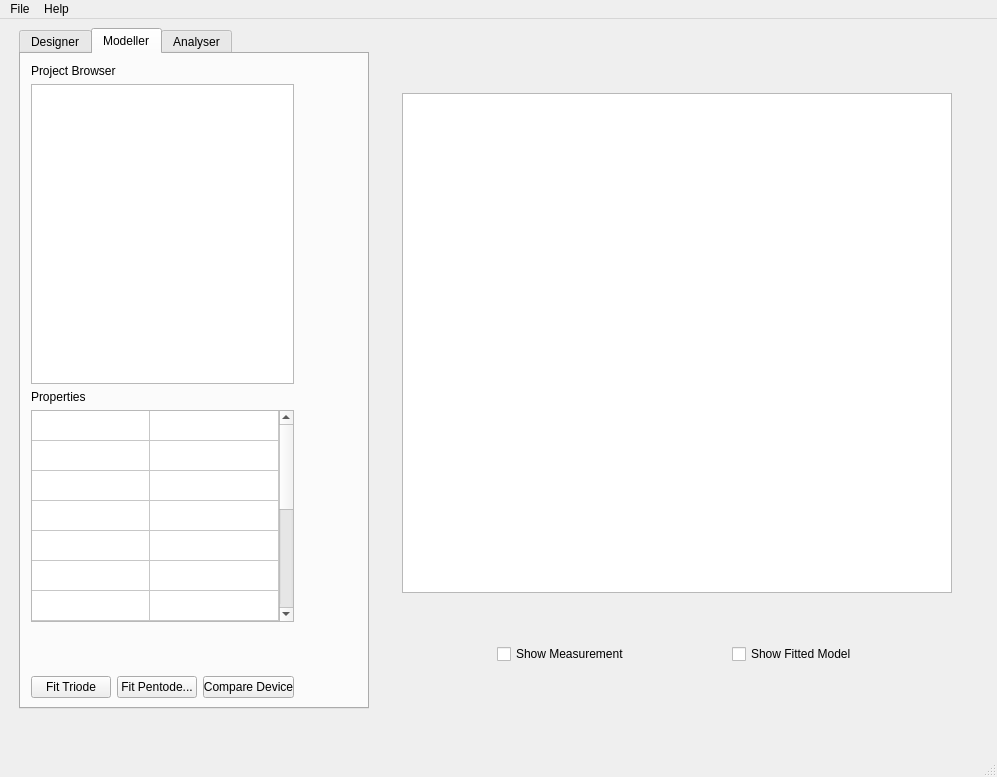
First picture: the form in valveworkbench.ui, repository Lizardboy2390/ValveWorkbench, before the edit.
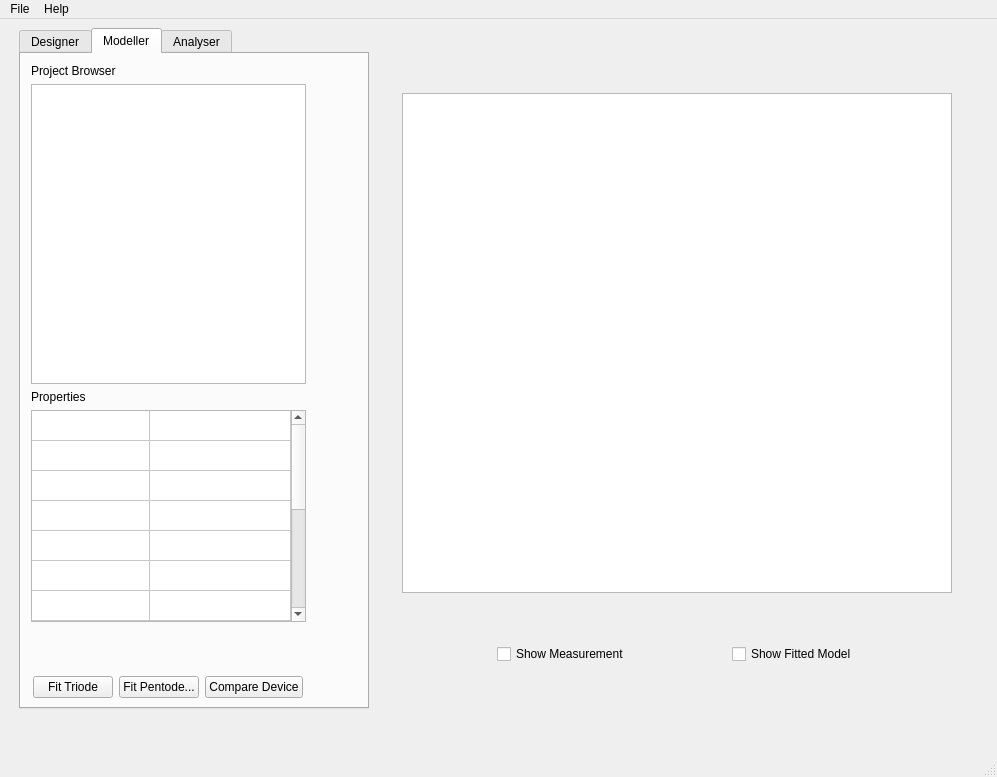
Second picture: the form after the edit.

```diff
--- a/valveworkbench.ui
+++ b/valveworkbench.ui
@@ -428,7 +428,7 @@
           <rect>
            <x>10</x>
            <y>10</y>
-           <width>263</width>
+           <width>275</width>
            <height>634</height>
           </rect>
          </property>
@@ -537,6 +537,19 @@
           </item>
           <item>
            <layout class="QHBoxLayout" name="horizontalLayout_3">
+            <item>
+             <spacer name="horizontalSpacer_10">
+              <property name="orientation">
+               <enum>Qt::Horizontal</enum>
+              </property>
+              <property name="sizeHint" stdset="0">
+               <size>
+                <width>40</width>
+                <height>20</height>
+               </size>
+              </property>
+             </spacer>
+            </item>
             <item>
              <widget class="QPushButton" name="fitTriodeButton">
               <property name="enabled">
@@ -564,6 +577,19 @@
               </property>
              </widget>
             </item>
+            <item>
+             <spacer name="horizontalSpacer_12">
+              <property name="orientation">
+               <enum>Qt::Horizontal</enum>
+              </property>
+              <property name="sizeHint" stdset="0">
+               <size>
+                <width>40</width>
+                <height>20</height>
+               </size>
+              </property>
+             </spacer>
+            </item>
            </layout>
           </item>
          </layout>
```
